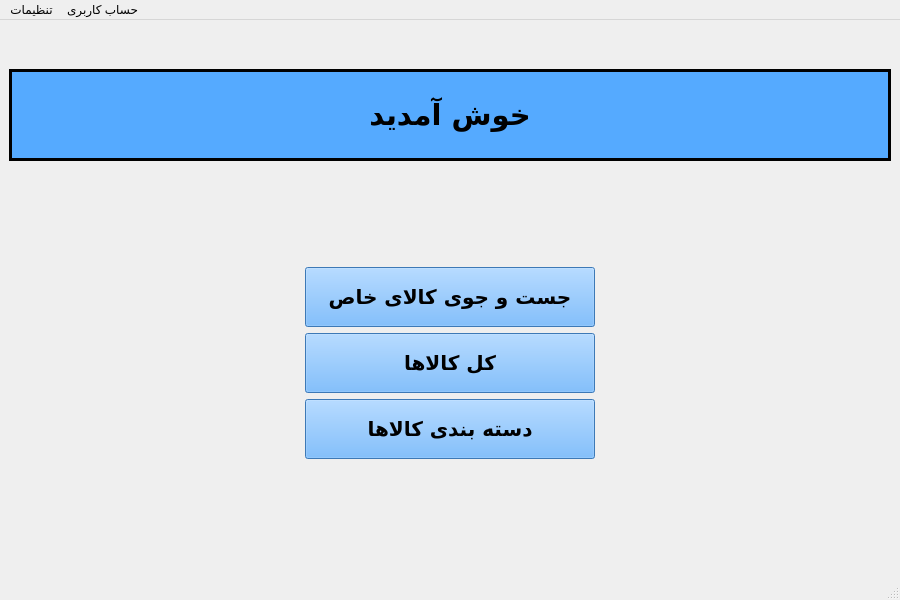
Before: the Qt Designer form mainwindow.ui in Alireza8hi/Project-DigiKala, drawn with Qt 5.
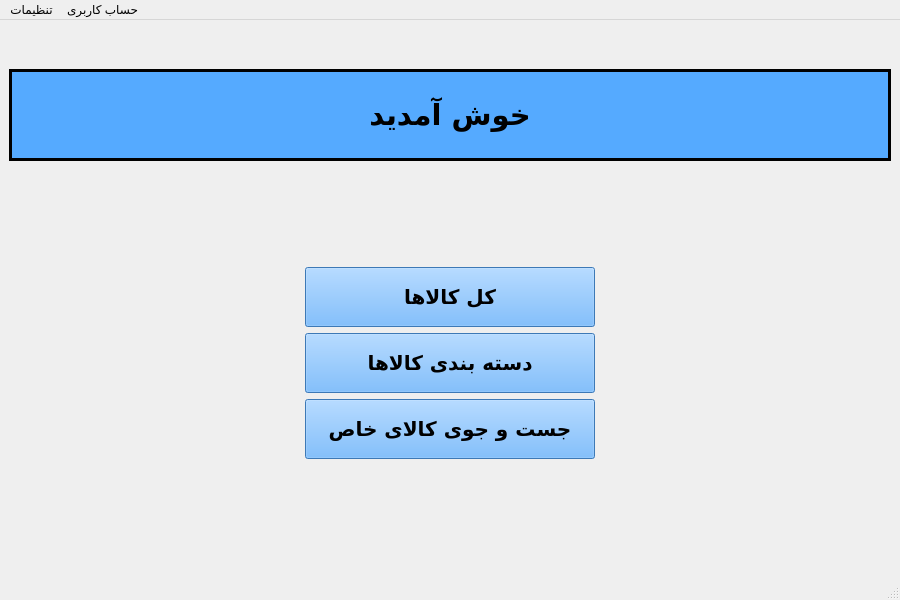
After: the same form once the commit is applied. Icons and pictures are not drawn.

```diff
--- a/mainwindow.ui
+++ b/mainwindow.ui
@@ -117,46 +117,6 @@
     </item>
     <item row="3" column="1">
      <layout class="QVBoxLayout" name="verticalLayout_4">
-      <item>
-       <widget class="QPushButton" name="SearchBtn">
-        <property name="minimumSize">
-         <size>
-          <width>0</width>
-          <height>60</height>
-         </size>
-        </property>
-        <property name="maximumSize">
-         <size>
-          <width>16777215</width>
-          <height>60</height>
-         </size>
-        </property>
-        <property name="font">
-         <font>
-          <family>B Nazanin</family>
-          <pointsize>15</pointsize>
-          <bold>true</bold>
-         </font>
-        </property>
-        <property name="styleSheet">
-         <string notr="true">color: rgb(0, 0, 0);
-background-color: rgb(85, 170, 255);</string>
-        </property>
-        <property name="text">
-         <string>جست و جوی کالای خاص</string>
-        </property>
-        <property name="icon">
-         <iconset resource="icons.qrc">
-          <normaloff>:/Icons/Icons/search-icon-png-5.png</normaloff>:/Icons/Icons/search-icon-png-5.png</iconset>
-        </property>
-        <property name="autoDefault">
-         <bool>false</bool>
-        </property>
-        <property name="default">
-         <bool>false</bool>
-        </property>
-       </widget>
-      </item>
       <item>
        <widget class="QPushButton" name="AllCommodityBtn">
         <property name="minimumSize">
@@ -225,6 +185,46 @@
         </property>
        </widget>
       </item>
+      <item>
+       <widget class="QPushButton" name="SearchBtn">
+        <property name="minimumSize">
+         <size>
+          <width>0</width>
+          <height>60</height>
+         </size>
+        </property>
+        <property name="maximumSize">
+         <size>
+          <width>16777215</width>
+          <height>60</height>
+         </size>
+        </property>
+        <property name="font">
+         <font>
+          <family>B Nazanin</family>
+          <pointsize>15</pointsize>
+          <bold>true</bold>
+         </font>
+        </property>
+        <property name="styleSheet">
+         <string notr="true">color: rgb(0, 0, 0);
+background-color: rgb(85, 170, 255);</string>
+        </property>
+        <property name="text">
+         <string>جست و جوی کالای خاص</string>
+        </property>
+        <property name="icon">
+         <iconset resource="icons.qrc">
+          <normaloff>:/Icons/Icons/search-icon-png-5.png</normaloff>:/Icons/Icons/search-icon-png-5.png</iconset>
+        </property>
+        <property name="autoDefault">
+         <bool>false</bool>
+        </property>
+        <property name="default">
+         <bool>false</bool>
+        </property>
+       </widget>
+      </item>
      </layout>
     </item>
     <item row="3" column="2">
```
Left out of the diff: 4 changed lines with no effect on the pictures.
